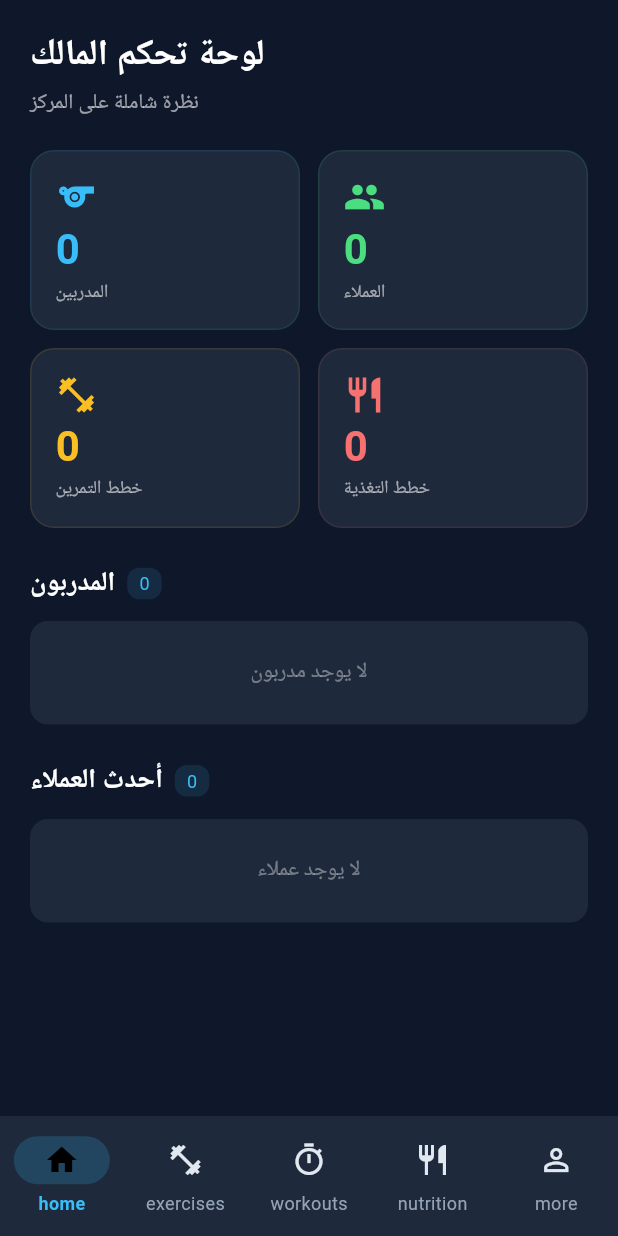
After one commit to flixnettv/flix-fitnes, a Flutter app: the OwnerDashboard screen opened by its route, on a phone screen of 412 x 824 dp. The commit adds this screen. Run offline on Flutter 3.47's test engine with Material 3 defaults, Android fonts, the phone set to English and light mode, and no system bars; our stand-ins replace dio, fl_chart, flutter_riverpod, go_router, shared_preferences; accounts and stored records are empty; network calls fail.

Commit message:
feat: owner & coach dashboards + role-based nav

```diff
--- a/flutter-app/lib/app.dart
+++ b/flutter-app/lib/app.dart
@@ -13,6 +13,8 @@ import 'screens/nutrition/nutrition_screen.dart';
 import 'screens/measurements/measurements_screen.dart';
 import 'screens/profile/profile_screen.dart';
 import 'screens/notifications/notifications_screen.dart';
+import 'screens/owner/owner_dashboard.dart';
+import 'screens/coach/coach_dashboard.dart';
 import 'models/exercise.dart';
 import 'providers/auth_provider.dart';
 
@@ -40,6 +42,8 @@ final routerProvider = Provider<GoRouter>((ref) {
         builder: (context, state, child) => ScaffoldWithNav(child: child),
         routes: [
           GoRoute(path: '/home', builder: (_, __) => const HomeScreen()),
+          GoRoute(path: '/owner', builder: (_, __) => const OwnerDashboard()),
+          GoRoute(path: '/coach', builder: (_, __) => const CoachDashboard()),
           GoRoute(path: '/exercises', builder: (_, __) => const ExercisesScreen()),
           GoRoute(path: '/workouts', builder: (_, __) => const WorkoutsScreen()),
           GoRoute(path: '/nutrition', builder: (_, __) => const NutritionScreen()),
@@ -61,13 +65,14 @@ final routerProvider = Provider<GoRouter>((ref) {
   );
 });
 
-class ScaffoldWithNav extends StatelessWidget {
+class ScaffoldWithNav extends ConsumerWidget {
   final Widget child;
   const ScaffoldWithNav({super.key, required this.child});
 
   @override
-  Widget build(BuildContext context) {
+  Widget build(BuildContext context, WidgetRef ref) {
     final location = GoRouterState.of(context).uri.toString();
+    final role = ref.watch(authProvider).user?.role ?? 'client';
 
     int selectedIndex = 0;
     if (location.startsWith('/exercises')) selectedIndex = 1;
@@ -75,8 +80,27 @@ class ScaffoldWithNav extends StatelessWidget {
     if (location.startsWith('/nutrition')) selectedIndex = 3;
     if (location.startsWith('/measurements') ||
         location.startsWith('/profile') ||
-        location.startsWith('/notifications')) {
+        location.startsWith('/notifications') ||
+        location.startsWith('/owner') ||
+        location.startsWith('/coach')) {
       selectedIndex = 4;
+    }
+    if (location.startsWith('/owner') || location.startsWith('/coach')) selectedIndex = 0;
+
+    String firstLabel = 'home';
+    IconData firstIcon = Icons.home_outlined;
+    IconData firstSelectedIcon = Icons.home;
+    String firstRoute = '/home';
+    if (role == 'owner') {
+      firstLabel = 'dashboard';
+      firstIcon = Icons.dashboard_outlined;
+      firstSelectedIcon = Icons.dashboard;
+      firstRoute = '/owner';
+    } else if (role == 'coach') {
+      firstLabel = 'clients';
+      firstIcon = Icons.groups_outlined;
+      firstSelectedIcon = Icons.groups;
+      firstRoute = '/coach';
     }
 
     return Scaffold(
@@ -86,7 +110,7 @@ class ScaffoldWithNav extends StatelessWidget {
         onDestinationSelected: (i) {
           switch (i) {
             case 0:
-              context.go('/home');
+              context.go(firstRoute);
             case 1:
               context.go('/exercises');
             case 2:
@@ -97,12 +121,12 @@ class ScaffoldWithNav extends StatelessWidget {
               context.go('/profile');
           }
         },
-        destinations: const [
-          NavigationDestination(icon: Icon(Icons.home_outlined), selectedIcon: Icon(Icons.home), label: 'home'),
-          NavigationDestination(icon: Icon(Icons.fitness_center_outlined), selectedIcon: Icon(Icons.fitness_center), label: 'exercises'),
-          NavigationDestination(icon: Icon(Icons.timer_outlined), selectedIcon: Icon(Icons.timer), label: 'workouts'),
-          NavigationDestination(icon: Icon(Icons.restaurant_outlined), selectedIcon: Icon(Icons.restaurant), label: 'nutrition'),
-          NavigationDestination(icon: Icon(Icons.person_outline), selectedIcon: Icon(Icons.person), label: 'more'),
+        destinations: [
+          NavigationDestination(icon: Icon(firstIcon), selectedIcon: Icon(firstSelectedIcon), label: firstLabel),
+          const NavigationDestination(icon: Icon(Icons.fitness_center_outlined), selectedIcon: Icon(Icons.fitness_center), label: 'exercises'),
+          const NavigationDestination(icon: Icon(Icons.timer_outlined), selectedIcon: Icon(Icons.timer), label: 'workouts'),
+          const NavigationDestination(icon: Icon(Icons.restaurant_outlined), selectedIcon: Icon(Icons.restaurant), label: 'nutrition'),
+          const NavigationDestination(icon: Icon(Icons.person_outline), selectedIcon: Icon(Icons.person), label: 'more'),
         ],
       ),
     );
--- /dev/null
+++ b/flutter-app/lib/providers/owner_provider.dart
@@ -0,0 +1,60 @@
+import 'package:flutter_riverpod/flutter_riverpod.dart';
+import 'auth_provider.dart';
+
+class OwnerStats {
+  final int totalCoaches;
+  final int totalClients;
+  final int activeWorkoutPlans;
+  final int activeNutritionPlans;
+  final int totalMeasurements;
+
+  OwnerStats({
+    this.totalCoaches = 0,
+    this.totalClients = 0,
+    this.activeWorkoutPlans = 0,
+    this.activeNutritionPlans = 0,
+    this.totalMeasurements = 0,
+  });
+
+  factory OwnerStats.fromJson(Map<String, dynamic> json) {
+    return OwnerStats(
+      totalCoaches: json['total_coaches'] ?? 0,
+      totalClients: json['total_clients'] ?? 0,
+      activeWorkoutPlans: json['active_workout_plans'] ?? 0,
+      activeNutritionPlans: json['active_nutrition_plans'] ?? 0,
+      totalMeasurements: json['total_measurements'] ?? 0,
+    );
+  }
+}
+
+final ownerStatsProvider = FutureProvider<OwnerStats>((ref) async {
+  final api = ref.watch(apiServiceProvider);
+  try {
+    final data = await api.get('/auth/owner/stats/');
+    return OwnerStats.fromJson(data);
+  } catch (_) {
+    return OwnerStats();
+  }
+});
+
+final ownerCoachesProvider = FutureProvider<List<dynamic>>((ref) async {
+  final api = ref.watch(apiServiceProvider);
+  try {
+    final data = await api.get('/auth/owner/coaches/');
+    final list = data is Map && data.containsKey('results') ? data['results'] : data;
+    return list is List ? list : [];
+  } catch (_) {
+    return [];
+  }
+});
+
+final allUsersProvider = FutureProvider<List<dynamic>>((ref) async {
+  final api = ref.watch(apiServiceProvider);
+  try {
+    final data = await api.get('/auth/users/');
+    final list = data is Map && data.containsKey('results') ? data['results'] : data;
+    return list is List ? list : [];
+  } catch (_) {
+    return [];
+  }
+});
--- /dev/null
+++ b/flutter-app/lib/screens/owner/owner_dashboard.dart
@@ -0,0 +1,139 @@
+import 'package:flutter/material.dart';
+import 'package:flutter_riverpod/flutter_riverpod.dart';
+import '../../providers/owner_provider.dart';
+
+class OwnerDashboard extends ConsumerWidget {
+  const OwnerDashboard({super.key});
+
+  @override
+  Widget build(BuildContext context, WidgetRef ref) {
+    final stats = ref.watch(ownerStatsProvider);
+    final coaches = ref.watch(ownerCoachesProvider);
+    final users = ref.watch(allUsersProvider);
+
+    return Scaffold(
+      body: SafeArea(
+        child: RefreshIndicator(
+          onRefresh: () async {
+            ref.invalidate(ownerStatsProvider);
+            ref.invalidate(ownerCoachesProvider);
+            ref.invalidate(allUsersProvider);
+          },
+          child: ListView(
+            padding: const EdgeInsets.all(20),
+            children: [
+              const Text('لوحة تحكم المالك', style: TextStyle(fontSize: 24, fontWeight: FontWeight.bold, color: Colors.white)),
+              const SizedBox(height: 4),
+              Text('نظرة شاملة على المركز', style: TextStyle(color: Colors.white.withAlpha(150))),
+              const SizedBox(height: 20),
+              stats.when(
+                data: (s) => GridView.count(
+                  crossAxisCount: 2,
+                  shrinkWrap: true,
+                  physics: const NeverScrollableScrollPhysics(),
+                  mainAxisSpacing: 12,
+                  crossAxisSpacing: 12,
+                  childAspectRatio: 1.5,
+                  children: [
+                    _statCard('المدربين', '${s.totalCoaches}', Icons.sports, const Color(0xFF38BDF8)),
+                    _statCard('العملاء', '${s.totalClients}', Icons.people, const Color(0xFF4ADE80)),
+                    _statCard('خطط التمرين', '${s.activeWorkoutPlans}', Icons.fitness_center, const Color(0xFFFBBF24)),
+                    _statCard('خطط التغذية', '${s.activeNutritionPlans}', Icons.restaurant, const Color(0xFFF87171)),
+                  ],
+                ),
+                loading: () => const Center(child: CircularProgressIndicator()),
+                error: (_, __) => const SizedBox(),
+              ),
+              const SizedBox(height: 24),
+              _sectionHeader('المدربون', coaches.when(data: (c) => '${c.length}', loading: () => '...', error: (_, __) => '0')),
+              const SizedBox(height: 12),
+              coaches.when(
+                data: (list) {
+                  if (list.isEmpty) return _empty('لا يوجد مدربون');
+                  return Column(
+                    children: list.take(5).map((c) => _coachTile(c)).toList(),
+                  );
+                },
+                loading: () => const Center(child: CircularProgressIndicator()),
+                error: (_, __) => _empty('فشل التحميل'),
+              ),
+              const SizedBox(height: 24),
+              _sectionHeader('أحدث العملاء', users.when(data: (u) => '${u.length}', loading: () => '...', error: (_, __) => '0')),
+              const SizedBox(height: 12),
+              users.when(
+                data: (list) {
+                  final clients = list.where((u) => u['role'] == 'client').take(5).toList();
+                  if (clients.isEmpty) return _empty('لا يوجد عملاء');
+                  return Column(children: clients.map((u) => _userTile(u)).toList());
+                },
+                loading: () => const Center(child: CircularProgressIndicator()),
+                error: (_, __) => _empty('فشل التحميل'),
+              ),
+            ],
+          ),
+        ),
+      ),
+    );
+  }
+
+  Widget _statCard(String label, String value, IconData icon, Color color) {
+    return Container(
+      padding: const EdgeInsets.all(16),
+      decoration: BoxDecoration(color: const Color(0xFF1E293B), borderRadius: BorderRadius.circular(16), border: Border.all(color: color.withAlpha(30))),
+      child: Column(crossAxisAlignment: CrossAxisAlignment.start, children: [
+        Icon(icon, color: color, size: 28),
+        const Spacer(),
+        Text(value, style: TextStyle(fontSize: 28, fontWeight: FontWeight.bold, color: color)),
+        Text(label, style: TextStyle(fontSize: 12, color: Colors.white.withAlpha(150))),
+      ]),
+    );
+  }
+
+  Widget _sectionHeader(String title, String count) {
+    return Row(children: [
+      Text(title, style: const TextStyle(fontSize: 18, fontWeight: FontWeight.bold, color: Colors.white)),
+      const SizedBox(width: 8),
+      Container(
+        padding: const EdgeInsets.symmetric(horizontal: 8, vertical: 2),
+        decoration: BoxDecoration(color: const Color(0xFF38BDF8).withAlpha(30), borderRadius: BorderRadius.circular(8)),
+        child: Text(count, style: const TextStyle(color: Color(0xFF38BDF8), fontSize: 12)),
+      ),
+    ]);
+  }
+
+  Widget _coachTile(dynamic c) {
+    final user = c['user'] ?? c;
+    return Container(
+      margin: const EdgeInsets.only(bottom: 8),
+      padding: const EdgeInsets.all(14),
+      decoration: BoxDecoration(color: const Color(0xFF1E293B), borderRadius: BorderRadius.circular(12)),
+      child: Row(children: [
+        CircleAvatar(backgroundColor: const Color(0xFF38BDF8).withAlpha(30), child: Text((user['username'] ?? 'C')[0].toUpperCase(), style: const TextStyle(color: Color(0xFF38BDF8)))),
+        const SizedBox(width: 12),
+        Expanded(child: Column(crossAxisAlignment: CrossAxisAlignment.start, children: [
+          Text(user['username'] ?? '-', style: const TextStyle(color: Colors.white, fontWeight: FontWeight.w600)),
+          Text(user['email'] ?? '', style: TextStyle(color: Colors.white.withAlpha(100), fontSize: 12)),
+        ])),
+        Container(padding: const EdgeInsets.symmetric(horizontal: 8, vertical: 4), decoration: BoxDecoration(color: const Color(0xFF4ADE80).withAlpha(20), borderRadius: BorderRadius.circular(6)), child: const Text('نشط', style: TextStyle(color: Color(0xFF4ADE80), fontSize: 11))),
+      ]),
+    );
+  }
+
+  Widget _userTile(dynamic u) {
+    return Container(
+      margin: const EdgeInsets.only(bottom: 8),
+      padding: const EdgeInsets.all(14),
+      decoration: BoxDecoration(color: const Color(0xFF1E293B), borderRadius: BorderRadius.circular(12)),
+      child: Row(children: [
+        CircleAvatar(backgroundColor: const Color(0xFF4ADE80).withAlpha(30), child: Text((u['username'] ?? 'U')[0].toUpperCase(), style: const TextStyle(color: Color(0xFF4ADE80)))),
+        const SizedBox(width: 12),
+        Expanded(child: Column(crossAxisAlignment: CrossAxisAlignment.start, children: [
+          Text(u['username'] ?? '-', style: const TextStyle(color: Colors.white, fontWeight: FontWeight.w600)),
+          Text(u['role'] ?? '', style: TextStyle(color: Colors.white.withAlpha(100), fontSize: 12)),
+        ])),
+      ]),
+    );
+  }
+
+  Widget _empty(String msg) => Container(padding: const EdgeInsets.all(24), decoration: BoxDecoration(color: const Color(0xFF1E293B), borderRadius: BorderRadius.circular(12)), child: Center(child: Text(msg, style: TextStyle(color: Colors.white.withAlpha(100)))));
+}
```
Also changed, not shown: flutter-app/lib/providers/coach_provider.dart (added, +46 -0 lines), flutter-app/lib/screens/coach/coach_dashboard.dart (added, +98 -0 lines), 1 other file.
